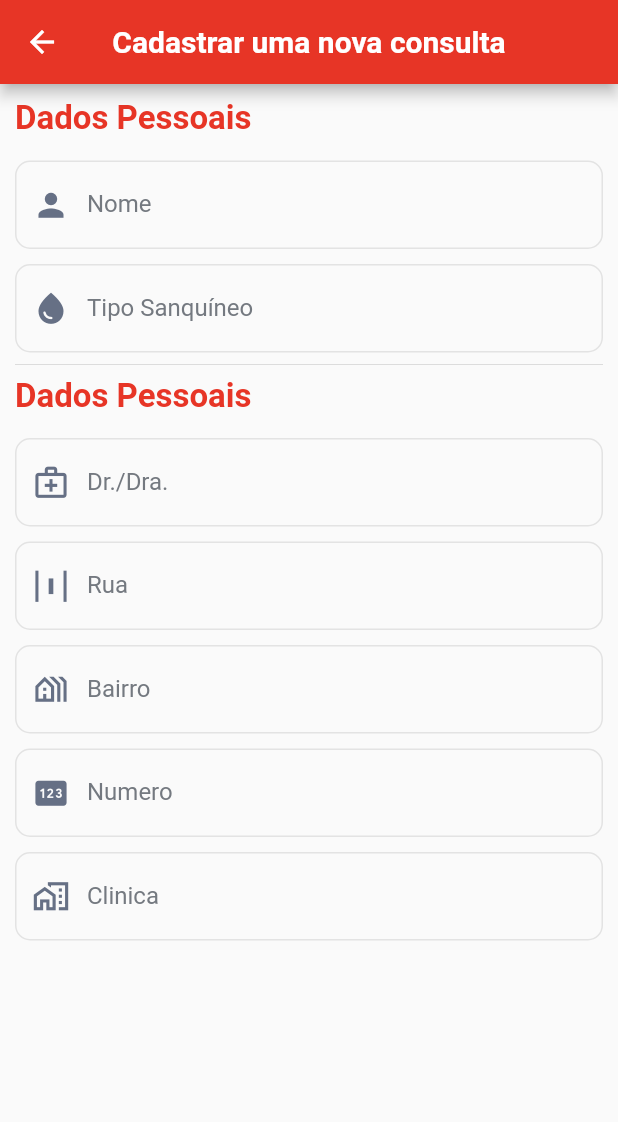
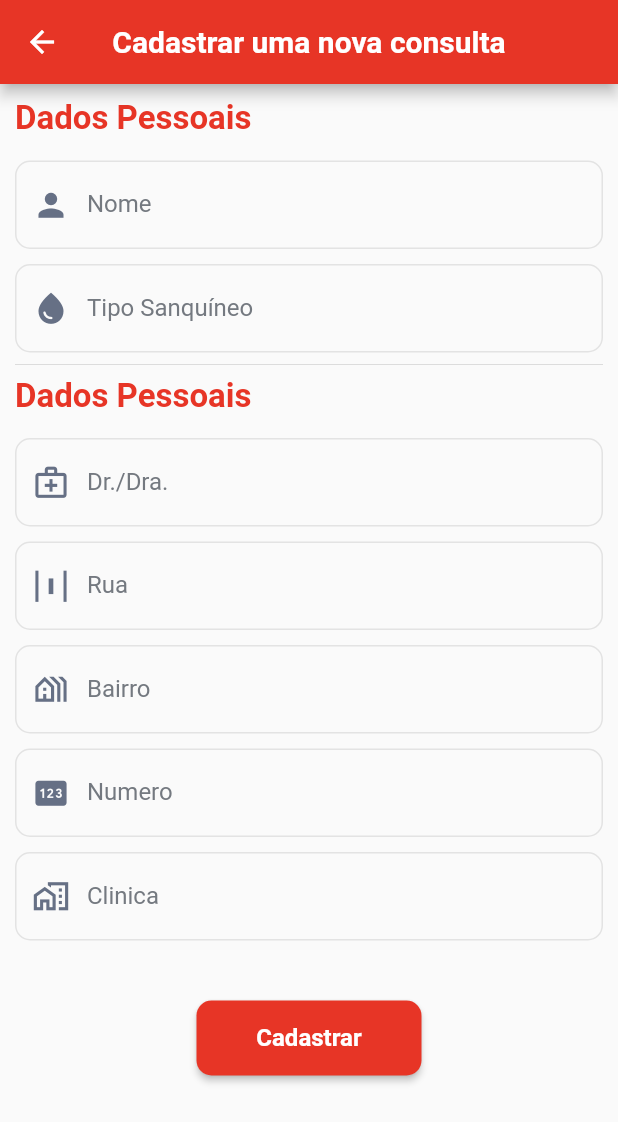
Before and after one commit to Zi0Li/MOBILE-Blood-Bank, a Flutter app: the screen it shows after launch, after a tap on "Doar", on a phone screen of 412 x 824 dp. Shown: the top 1122 px of the screen. Run offline on Flutter 3.47's test engine with Material 2 defaults, Android fonts, the phone set to English and light mode, and no system bars; our stand-ins replace flutter_svg, sqflite; accounts and stored records are empty.

Commit message:
Responsive?

```diff
--- a/lib/pages/donateForm.dart
+++ b/lib/pages/donateForm.dart
@@ -27,7 +27,8 @@ class _DonateFormPageState extends State<DonateFormPage> {
         ),
         centerTitle: true,
       ),
-      body: Padding(
+      body: SingleChildScrollView(
+        child: Padding(
           padding: const EdgeInsets.all(10),
           child: Column(
             crossAxisAlignment: CrossAxisAlignment.start,
@@ -39,9 +40,9 @@ class _DonateFormPageState extends State<DonateFormPage> {
                     fontSize: 22,
                     fontWeight: FontWeight.bold),
               ),
-            SizedBox(height:15),
+              SizedBox(height: 15),
               _textField('Nome', Icons.person, _userController),
-            SizedBox(height:10),
+              SizedBox(height: 10),
               _textField('Tipo Sanquíneo', Icons.water_drop, _bloodController),
               Divider(),
               Text(
@@ -51,17 +52,54 @@ class _DonateFormPageState extends State<DonateFormPage> {
                     fontSize: 22,
                     fontWeight: FontWeight.bold),
               ),
-            SizedBox(height:15),
-            _textField('Dr./Dra.', Icons.medical_services_outlined, _doctorController),
-            SizedBox(height: 10,),
+              SizedBox(height: 15),
+              _textField(
+                  'Dr./Dra.', Icons.medical_services_outlined, _doctorController),
+              SizedBox(
+                height: 10,
+              ),
               _textField('Rua', Icons.horizontal_distribute, _streetController),
-            SizedBox(height: 10,),
-            _textField('Bairro', Icons.holiday_village_outlined , _districtController),
-            SizedBox(height: 10,),
-            _textField('Numero', Icons.pin , _numberController, type: TextInputType.number),
-            SizedBox(height: 10,),
-            _textField('Clinica', Icons.home_work_outlined , _clinicController),
+              SizedBox(
+                height: 10,
+              ),
+              _textField(
+                  'Bairro', Icons.holiday_village_outlined, _districtController),
+              SizedBox(
+                height: 10,
+              ),
+              _textField('Numero', Icons.pin, _numberController,
+                  type: TextInputType.number),
+              SizedBox(
+                height: 10,
+              ),
+              _textField('Clinica', Icons.home_work_outlined, _clinicController),
+              SizedBox(
+                height: 40,
+              ),
+              Center(
+                child: SizedBox(
+                  height: 50,
+                  width: 150,
+                  child: ElevatedButton(
+                    onPressed: () {},
+                    child: Text(
+                      'Cadastrar',
+                      style: TextStyle(
+                          color: Colors.white,
+                          fontSize: 16,
+                          fontWeight: FontWeight.bold),
+                    ),
+                    style: ElevatedButton.styleFrom(
+                      backgroundColor: Color.fromRGBO(231, 53, 38, 1),
+                      shape: RoundedRectangleBorder(
+                        borderRadius: BorderRadius.circular(10),
+                      ),
+                    ),
+                  ),
+                ),
+              )
             ],
+          ),
         ),
       ),
     );
--- a/lib/pages/guide.dart
+++ b/lib/pages/guide.dart
@@ -65,7 +65,7 @@ class _GuidePageState extends State<GuidePage> {
       padding: EdgeInsets.fromLTRB(10, 5, 10, 5),
       child: Container(
         decoration: BoxDecoration(
-            color: const Color.fromARGB(193, 255, 255, 255),
+            color:  Color.fromARGB(179, 255, 255, 255),
             borderRadius: BorderRadius.circular(10),
             border: Border(
               left: BorderSide(width: 0, color: Colors.transparent),
--- a/lib/widgets/MessageBalloon.dart
+++ b/lib/widgets/MessageBalloon.dart
@@ -14,7 +14,6 @@ class MessageBallon extends StatelessWidget {
       child: Stack(
         children: [
           Container(
-            width: 352,
             height: 68,
             decoration: BoxDecoration(
               color: Colors.red.shade100,
--- a/lib/widgets/NextConsultation.dart
+++ b/lib/widgets/NextConsultation.dart
@@ -19,7 +19,7 @@ class NextConsultation extends StatelessWidget {
   @override
   Widget build(BuildContext context) {
     return Container(
-      width: 350,
+
       height: 147,
       decoration: BoxDecoration(
           color: Colors.white,
```
Lines whose indentation alone changed are shown as unchanged.
